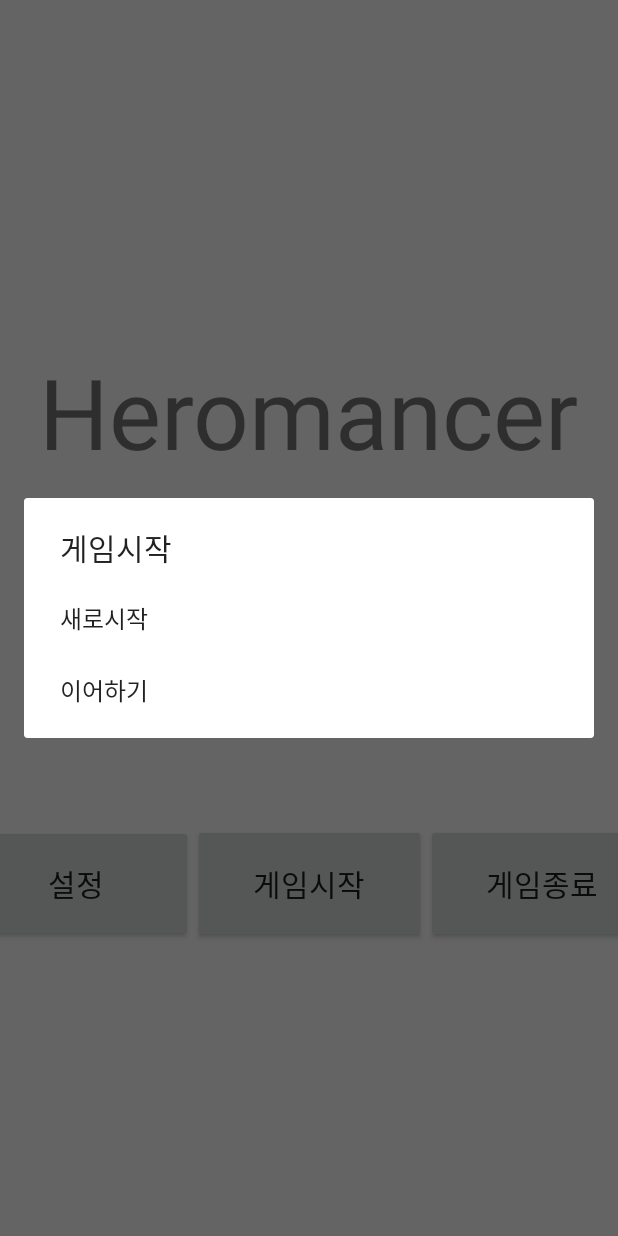
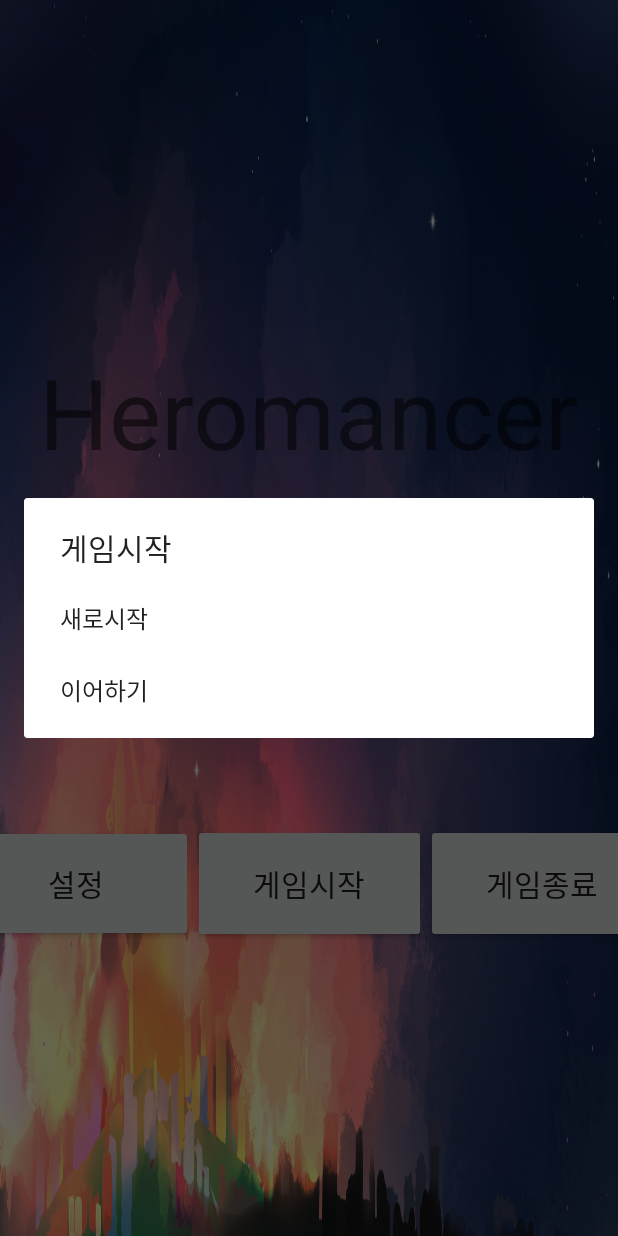
Before and after one commit to hyun-sa/WAGDEV_heromancer, an Android app: the MainActivity screen opened directly, with no data from a screen before it, after a tap on "게임시작", on a phone screen of 412 x 824 dp. Run offline under Robolectric (Android 15) with nearby library versions, the phone set to English and light mode, and no system bars.

Commit message:
hehe background add
real kuku

```diff
--- a/app/src/main/res/layout/activity_main.xml
+++ b/app/src/main/res/layout/activity_main.xml
@@ -7,6 +7,7 @@
     android:layout_height="match_parent"
     android:orientation="vertical"
     android:weightSum="3"
+    android:background="@drawable/main_background"
     tools:context="com.wagdev.heromancer.MainActivity">
 
     <LinearLayout
```
Also changed, not shown: app/src/main/res/drawable/main_background.png (added).
